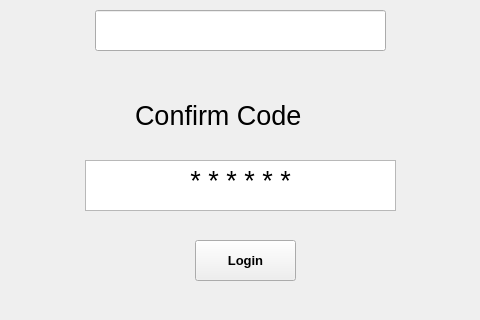
Qt form Group4/reaksaui2.ui (Assignment-C/UI-APP) before a commit; both pictures show x 165 to 645 and y 190 to 510 of the 831 by 510 pixel window.
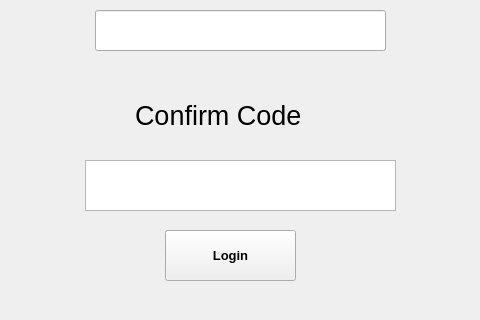
The same form after that commit.

The edit to the form file:
```diff
--- a/Group4/reaksaui2.ui
+++ b/Group4/reaksaui2.ui
@@ -62,8 +62,8 @@
     <string>&lt;!DOCTYPE HTML PUBLIC &quot;-//W3C//DTD HTML 4.0//EN&quot; &quot;http://www.w3.org/TR/REC-html40/strict.dtd&quot;&gt;
 &lt;html&gt;&lt;head&gt;&lt;meta name=&quot;qrichtext&quot; content=&quot;1&quot; /&gt;&lt;style type=&quot;text/css&quot;&gt;
 p, li { white-space: pre-wrap; }
-&lt;/style&gt;&lt;/head&gt;&lt;body style=&quot; font-family:'MS Shell Dlg 2'; font-size:8.25pt; font-weight:400; font-style:normal;&quot;&gt;
-&lt;p align=&quot;center&quot; style=&quot; margin-top:0px; margin-bottom:0px; margin-left:0px; margin-right:0px; -qt-block-indent:0; text-indent:0px;&quot;&gt;&lt;span style=&quot; font-size:20pt;&quot;&gt;* * * * * *&lt;/span&gt;&lt;/p&gt;&lt;/body&gt;&lt;/html&gt;</string>
+&lt;/style&gt;&lt;/head&gt;&lt;body style=&quot; font-family:'MS Shell Dlg 2'; font-size:7.8pt; font-weight:400; font-style:normal;&quot;&gt;
+&lt;p align=&quot;center&quot; style=&quot;-qt-paragraph-type:empty; margin-top:0px; margin-bottom:0px; margin-left:0px; margin-right:0px; -qt-block-indent:0; text-indent:0px;&quot;&gt;&lt;br /&gt;&lt;/p&gt;&lt;/body&gt;&lt;/html&gt;</string>
    </property>
   </widget>
   <widget class="QLabel" name="label_3">
@@ -97,10 +97,10 @@
   <widget class="QPushButton" name="pushButton">
    <property name="geometry">
     <rect>
-     <x>360</x>
-     <y>430</y>
-     <width>101</width>
-     <height>41</height>
+     <x>330</x>
+     <y>420</y>
+     <width>131</width>
+     <height>51</height>
     </rect>
    </property>
    <property name="font">
```
